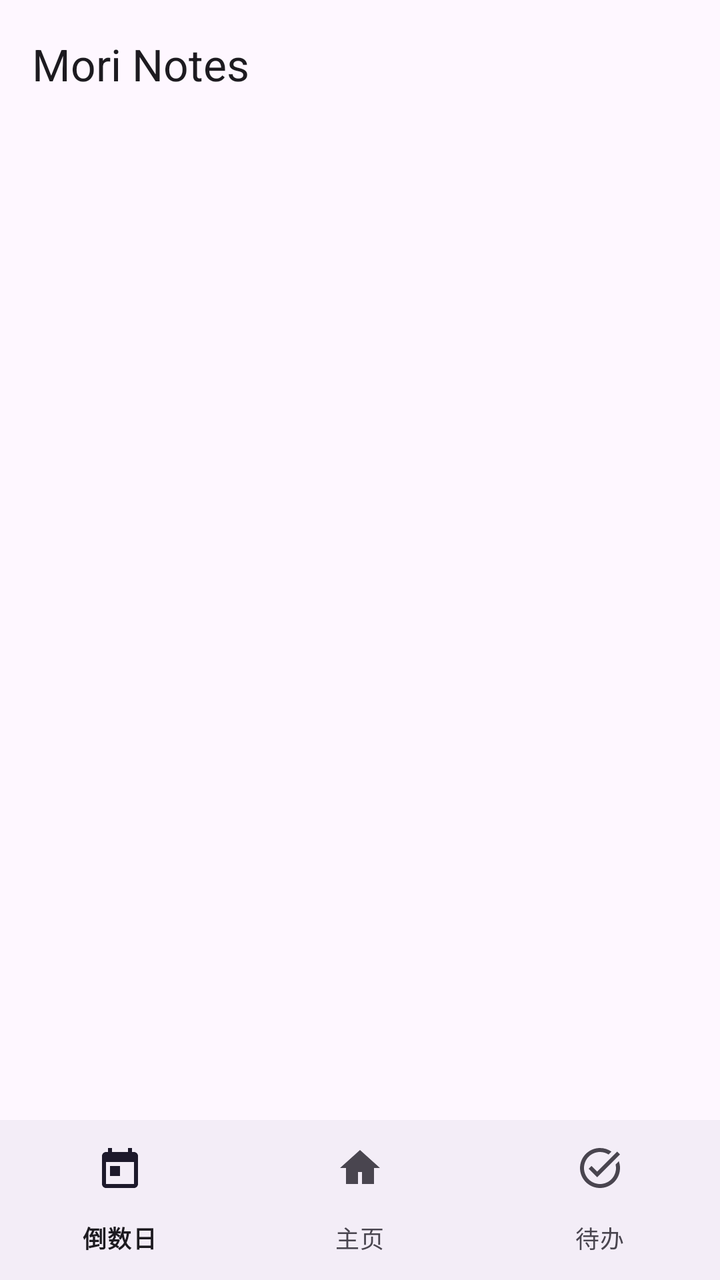
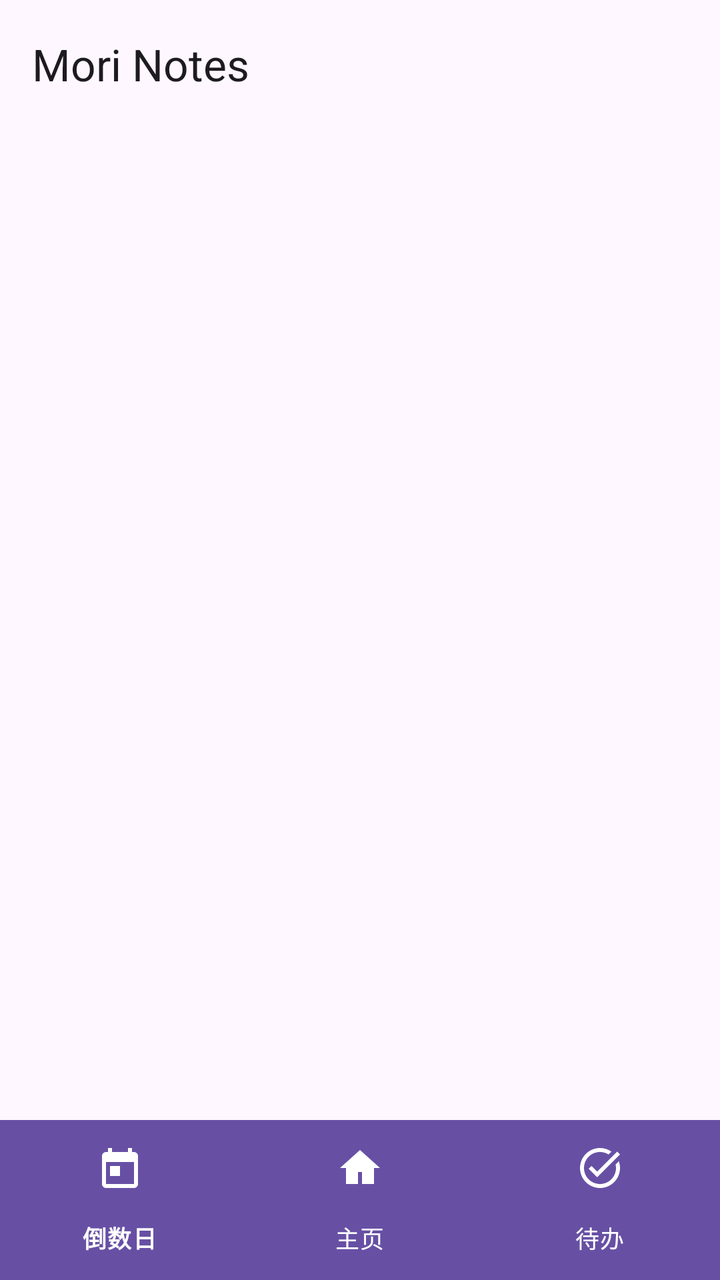

Two renders of the same Android screen: before a commit and after it. Below are the layout's source before the change and the commit's diff.
<!-- AndroidManifest.xml: application theme Theme.Notebook -->
<!-- res/layout/activity_main.xml -->
<?xml version="1.0" encoding="utf-8"?>
<FrameLayout xmlns:android="http://schemas.android.com/apk/res/android"
    xmlns:app="http://schemas.android.com/apk/res-auto"
    android:id="@+id/root"
    android:layout_width="match_parent"
    android:layout_height="match_parent"
    android:fitsSystemWindows="true">
    <LinearLayout
        android:layout_width="match_parent"
        android:layout_height="match_parent"
        android:orientation="vertical">
        <com.google.android.material.appbar.MaterialToolbar
            android:id="@+id/toolbar"
            style="@style/Widget.Notebook.Toolbar"
            android:layout_width="match_parent"
            android:layout_height="?attr/actionBarSize"
            app:title="@string/app_name" />
        <androidx.viewpager2.widget.ViewPager2
            android:id="@+id/view_pager"
            android:layout_width="match_parent"
            android:layout_height="0dp"
            android:layout_weight="1" />
        <com.google.android.material.bottomnavigation.BottomNavigationView
            android:id="@+id/bottom_nav"
            android:layout_width="match_parent"
            android:layout_height="wrap_content"
            app:menu="@menu/menu_bottom" />
    </LinearLayout>
</FrameLayout>
<!-- resources referenced by this layout -->
<resources>
  <string name="app_name">Mori Notes</string>
  <style name="Widget.Notebook.Toolbar" parent="Widget.Material3.Toolbar">
          <item name="android:background">@android:color/transparent</item>
          <item name="titleTextAppearance">?attr/textAppearanceTitleLarge</item>
      </style>
  <style name="Theme.Notebook" parent="Theme.Material3.DayNight.NoActionBar">
          <item name="colorPrimary">@color/md_primary</item>
          <item name="colorOnPrimary">@color/md_on_primary</item>
          <item name="colorPrimaryContainer">@color/md_primary_container</item>
          <item name="colorOnPrimaryContainer">@color/md_on_primary_container</item>
          <item name="colorSecondary">@color/md_secondary</item>
          <item name="android:colorBackground">@color/md_surface</item>
          <item name="colorSurface">@color/md_surface</item>
          <item name="colorSurfaceContainer">@color/md_surface_container</item>
          <item name="colorSurfaceContainerHigh">@color/md_surface_container_high</item>
          <item name="colorOnSurface">@color/md_on_surface</item>
          <item name="colorOnSurfaceVariant">@color/md_on_surface_variant</item>
          <item name="colorOutline">@color/md_outline</item>
          <item name="android:statusBarColor">@android:color/transparent</item>
          <item name="android:navigationBarColor">@android:color/transparent</item>
          <item name="android:windowLightStatusBar">true</item>
      </style>
  <color name="md_primary">#6750A4</color>
  <color name="md_on_primary">#FFFFFF</color>
  <color name="md_primary_container">#EADDFF</color>
  <color name="md_on_primary_container">#21005D</color>
  <color name="md_secondary">#625B71</color>
  <color name="md_surface">#FEF7FF</color>
  <color name="md_surface_container">#F3EDF7</color>
  <color name="md_surface_container_high">#ECE6F0</color>
  <color name="md_on_surface">#1D1B20</color>
  <color name="md_on_surface_variant">#49454F</color>
  <color name="md_outline">#79747E</color>
</resources>

<!-- the commit's change to res/layout/activity_main.xml (unified diff, before → after) -->
@@ -24,6 +24,11 @@
             android:id="@+id/bottom_nav"
             android:layout_width="match_parent"
             android:layout_height="wrap_content"
+            app:backgroundTint="?attr/colorPrimary"
+            app:elevation="0dp"
+            app:itemActiveIndicatorStyle="@style/Widget.Notebook.NavIndicator"
+            app:itemIconTint="?attr/colorOnPrimary"
+            app:itemTextColor="?attr/colorOnPrimary"
             app:menu="@menu/menu_bottom" />
     </LinearLayout>
 </FrameLayout>
<!-- resource entries referenced after the edit -->
@@ -1,6 +1,9 @@
 <!-- resources referenced by this layout -->
 <resources>
   <string name="app_name">Mori Notes</string>
+  <style name="Widget.Notebook.NavIndicator" parent="Widget.Material3.BottomNavigationView.ActiveIndicator">
+          <item name="android:color">@color/nav_indicator</item>
+      </style>
   <style name="Widget.Notebook.Toolbar" parent="Widget.Material3.Toolbar">
           <item name="android:background">@android:color/transparent</item>
           <item name="titleTextAppearance">?attr/textAppearanceTitleLarge</item>
@@ -22,6 +25,7 @@
           <item name="android:navigationBarColor">@android:color/transparent</item>
           <item name="android:windowLightStatusBar">true</item>
       </style>
+  <color name="nav_indicator">#33FFFFFF</color>
   <color name="md_primary">#6750A4</color>
   <color name="md_on_primary">#FFFFFF</color>
   <color name="md_primary_container">#EADDFF</color>
